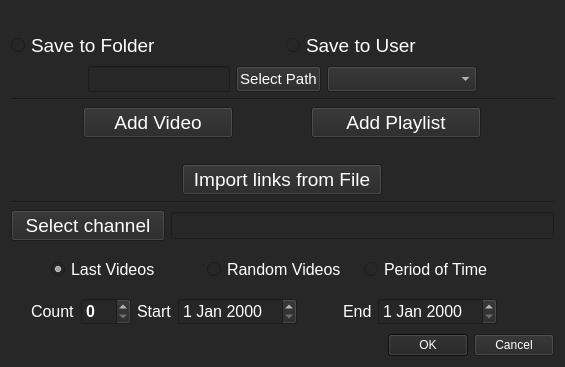
Outsider-corp/OutsideYT, file outside/views_ui/SelectDownloadVideos_Dialog.ui: the form before one commit.
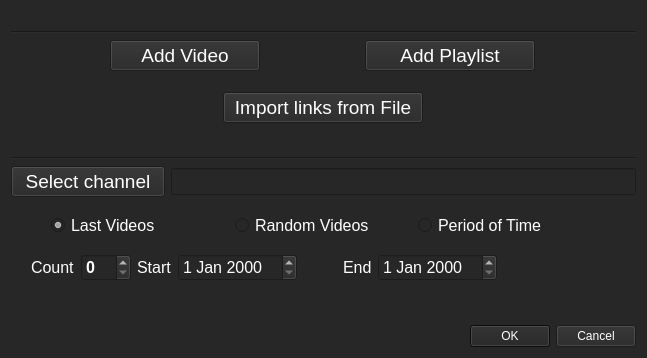
The form after the commit.

Commit message: v1.2.6 work with download page; found a way to download???

```diff
--- a/outside/views_ui/SelectDownloadVideos_Dialog.ui
+++ b/outside/views_ui/SelectDownloadVideos_Dialog.ui
@@ -9,8 +9,8 @@
    <rect>
     <x>0</x>
     <y>0</y>
-    <width>565</width>
-    <height>367</height>
+    <width>647</width>
+    <height>358</height>
    </rect>
   </property>
   <property name="sizePolicy">
@@ -295,89 +295,6 @@
      </property>
     </spacer>
    </item>
-   <item>
-    <layout class="QHBoxLayout" name="horizontalLayout_4">
-     <item>
-      <widget class="QRadioButton" name="radioButton">
-       <property name="font">
-        <font>
-         <family>Arial</family>
-         <pointsize>14</pointsize>
-        </font>
-       </property>
-       <property name="text">
-        <string>Save to Folder</string>
-       </property>
-       <property name="checked">
-        <bool>true</bool>
-       </property>
-      </widget>
-     </item>
-     <item>
-      <widget class="QRadioButton" name="radioButton_2">
-       <property name="font">
-        <font>
-         <family>Arial</family>
-         <pointsize>14</pointsize>
-        </font>
-       </property>
-       <property name="text">
-        <string>Save to User</string>
-       </property>
-      </widget>
-     </item>
-    </layout>
-   </item>
-   <item>
-    <layout class="QHBoxLayout" name="horizontalLayout_6">
-     <item>
-      <spacer name="horizontalSpacer_2">
-       <property name="orientation">
-        <enum>Qt::Horizontal</enum>
-       </property>
-       <property name="sizeHint" stdset="0">
-        <size>
-         <width>40</width>
-         <height>20</height>
-        </size>
-       </property>
-      </spacer>
-     </item>
-     <item>
-      <widget class="QLineEdit" name="lineEdit"/>
-     </item>
-     <item>
-      <widget class="QPushButton" name="pushButton">
-       <property name="text">
-        <string>Select Path</string>
-       </property>
-      </widget>
-     </item>
-     <item>
-      <widget class="QComboBox" name="comboBox">
-       <property name="minimumSize">
-        <size>
-         <width>150</width>
-         <height>0</height>
-        </size>
-       </property>
-      </widget>
-     </item>
-     <item>
-      <spacer name="horizontalSpacer_7">
-       <property name="orientation">
-        <enum>Qt::Horizontal</enum>
-       </property>
-       <property name="sizeHint" stdset="0">
-        <size>
-         <width>40</width>
-         <height>20</height>
-        </size>
-       </property>
-      </spacer>
-     </item>
-    </layout>
-   </item>
    <item>
     <widget class="Line" name="line_2">
      <property name="orientation">
@@ -464,8 +381,8 @@
      </property>
      <property name="sizeHint" stdset="0">
       <size>
-       <width>20</width>
-       <height>20</height>
+       <width>15</width>
+       <height>15</height>
       </size>
      </property>
     </spacer>
```
The commit also changes 20 other files.
